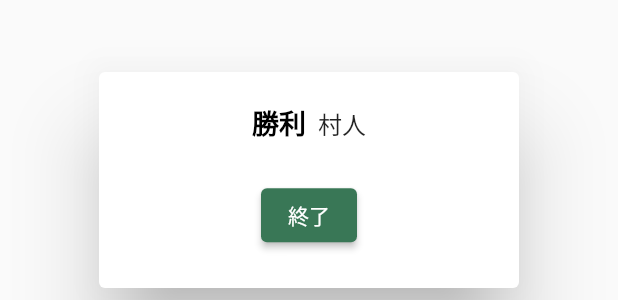
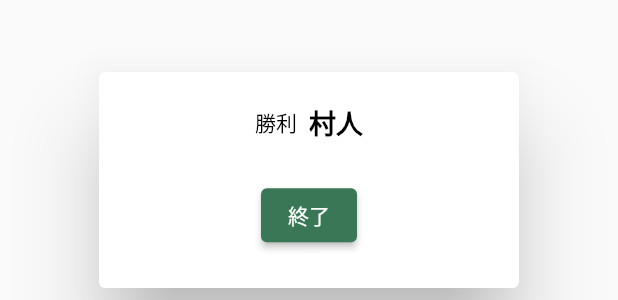
Before and after one commit to chouette11/AI-werewolf, a Flutter app: the EndDialog widget shown alone on an empty page, opened directly, on a phone screen of 412 x 824 dp. Shown: the part 438-738 px from the top of the screen. Run offline on Flutter 3.47's test engine with Material 2 defaults, Android fonts, the phone set to English and light mode, and no system bars; our stand-ins replace cloud_firestore, dio, firebase_core, flutter_riverpod, freezed_annotation, go_router and 4 more; accounts and stored records are empty; generated files the repository leaves out were written again; Roboto replaces fonts that are missing (NotoSans).

Commit message:
change text size

```diff
--- a/lib/page/chat/component/end_dialog.dart
+++ b/lib/page/chat/component/end_dialog.dart
@@ -21,10 +21,10 @@ class EndDialog extends StatelessWidget {
               children: [
                 const Text(
                   '勝利',
-                  style: TextStyleConstant.bold18,
+                  style: TextStyleConstant.normal14,
                 ),
-                SizedBox(width: 8),
-                Text(result),
+                const SizedBox(width: 8),
+                Text(result, style: TextStyleConstant.bold18),
               ],
             ),
             const SizedBox(height: 24),
```
